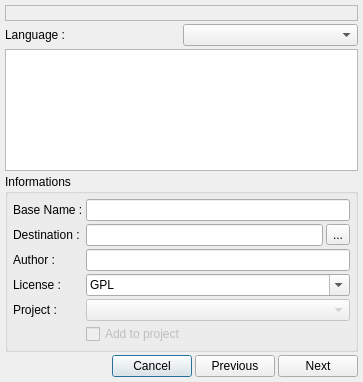
Above: v2/branches/dev/monkey/src/templatesmanager/ui/UITemplatesWizard.ui from testmana2/mks before the change. Below: the same form after it.
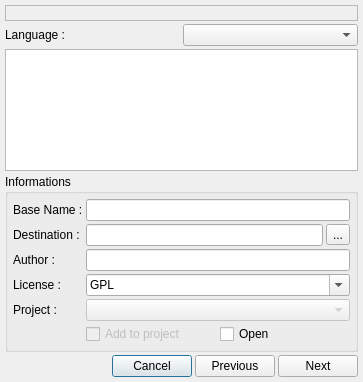
That is the form after the change.

Commit message: new template manager compatible with edyuk templates

Patch:
```diff
--- a/v2/branches/dev/monkey/src/templatesmanager/ui/UITemplatesWizard.ui
+++ b/v2/branches/dev/monkey/src/templatesmanager/ui/UITemplatesWizard.ui
@@ -227,14 +227,34 @@
            </widget>
           </item>
           <item row="5" column="1" colspan="2" >
-           <widget class="QCheckBox" name="cbAddToProject" >
-            <property name="enabled" >
-             <bool>false</bool>
+           <layout class="QHBoxLayout" >
+            <property name="spacing" >
+             <number>3</number>
             </property>
-            <property name="text" >
-             <string>Add to project</string>
-            </property>
-           </widget>
+            <item>
+             <widget class="QCheckBox" name="cbAddToProject" >
+              <property name="enabled" >
+               <bool>false</bool>
+              </property>
+              <property name="toolTip" >
+               <string>If checked, file(s) will be add to the current selected project</string>
+              </property>
+              <property name="text" >
+               <string>Add to project</string>
+              </property>
+             </widget>
+            </item>
+            <item>
+             <widget class="QCheckBox" name="cbOpen" >
+              <property name="toolTip" >
+               <string>If checked the file(s) will be opened at the wizard end</string>
+              </property>
+              <property name="text" >
+               <string>Open</string>
+              </property>
+             </widget>
+            </item>
+           </layout>
           </item>
          </layout>
         </widget>
```
Left out of the diff: 39 changed lines with no effect on the pictures. The commit also changes 17 other files.
